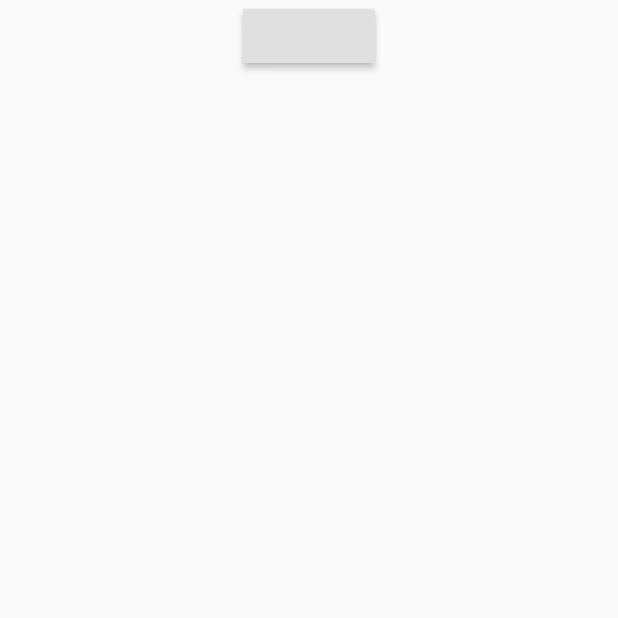
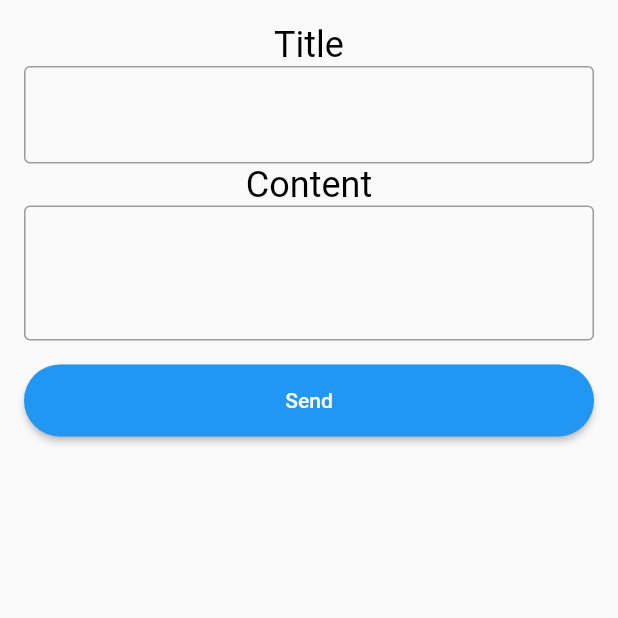
Before and after one commit to SrilalS/MAD_Project, a Flutter app: the screen it shows after launch, on a phone screen of 412 x 824 dp, the top half of it. Run offline on Flutter 3.47's test engine with Material 2 defaults, Android fonts, the phone set to English and light mode, and no system bars; our stand-ins replace cached_network_image, cloud_firestore, dio, firebase_auth, firebase_core, get and 1 more; missing offline and left inert: firebase_auth_oauth, onesignal_flutter; accounts and stored records are empty.

Commit message:
Update Send.dart

```diff
--- a/lib/UI/Admin/Notifications/Send.dart
+++ b/lib/UI/Admin/Notifications/Send.dart
@@ -2,6 +2,8 @@ import 'dart:convert';
 
 import 'package:dio/dio.dart';
 import 'package:flutter/material.dart';
+import 'package:get/get.dart';
+import 'package:mad_project/Styles/TextStyles.dart';
 
 class SendNotifi extends StatefulWidget {
   @override
@@ -9,6 +11,8 @@ class SendNotifi extends StatefulWidget {
 }
 
 class _SendNotifiState extends State<SendNotifi> {
+  TextEditingController titleC = TextEditingController();
+  TextEditingController contentC = TextEditingController();
 
   void sendNotification(String title, String content) async{
     var dataJSON = {
@@ -29,17 +33,49 @@ class _SendNotifiState extends State<SendNotifi> {
   @override
   Widget build(BuildContext context) {
     return Scaffold(
-      body: Center(
+      body: SafeArea(
+        child: Container(
+          padding: const EdgeInsets.all(16),
           child: Column(
+            mainAxisSize: MainAxisSize.min,
             children: [
-            RaisedButton(
+              Text('Title' , style: titleTexts(Colors.black, FontWeight.normal, 24)),
+              TextField(
+                controller: titleC,
+                style: TextStyle(fontSize: 21),
+                decoration: InputDecoration(
+
+                    border: outlineIB()
+                ),
+              ),
+              Text('Content' , style: titleTexts(Colors.black, FontWeight.normal, 24)),
+              TextField(
+                controller: contentC,
+                maxLines: 12,
+                minLines: 2,
+                style: TextStyle(fontSize: 21),
+                decoration: InputDecoration(
+                    border: outlineIB()
+                ),
+              ),
+              SizedBox(height: 16),
+              Container(
+                width: Get.width,
+                height: 48,
+                child: RaisedButton(
+                  shape: rShapeBorder(32),
+                  child: Text('Send'),
+                  color: Colors.blue,
+                  textTheme: ButtonTextTheme.primary,
                   onPressed: (){
-                  sendNotification('title', 'content');
+                    sendNotification(titleC.text, contentC.text);
                   },
+                ),
               )
             ],
           ),
         ),
+      )
     );
   }
 }
```
Lines whose indentation alone changed are shown as unchanged.
